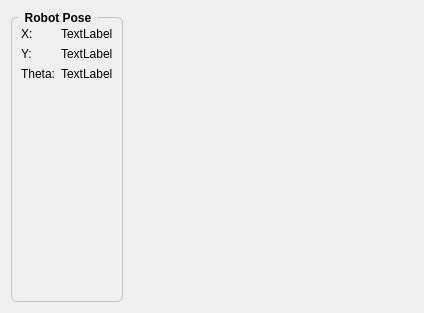
JakubHazik/amr_fleet, file amr_monitor/src/qt_widget/ClientMonitorWidget.ui: the form before one commit.
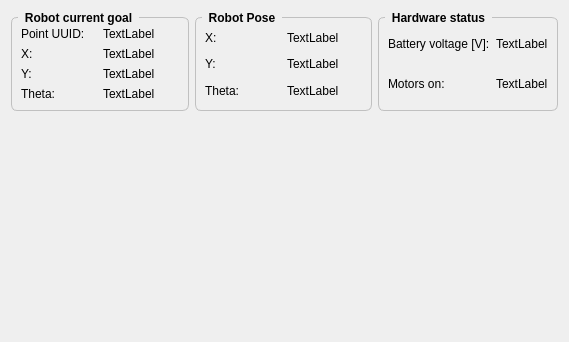
The form after the commit.

Commit message: client info monitoring message shown in UI now

Diff of the .ui file:
```diff
--- a/amr_monitor/src/qt_widget/ClientMonitorWidget.ui
+++ b/amr_monitor/src/qt_widget/ClientMonitorWidget.ui
@@ -6,8 +6,8 @@
    <rect>
     <x>0</x>
     <y>0</y>
-    <width>424</width>
-    <height>313</height>
+    <width>569</width>
+    <height>342</height>
    </rect>
   </property>
   <property name="windowTitle">
@@ -15,6 +15,89 @@
   </property>
   <layout class="QGridLayout" name="gridLayout">
    <item row="0" column="0">
+    <widget class="QGroupBox" name="groupBox_2">
+     <property name="styleSheet">
+      <string notr="true">QGroupBox {
+    font: bold;
+    border: 1px solid silver;
+    border-radius: 6px;
+    margin-top: 6px;
+}
+
+QGroupBox::title {
+    subcontrol-origin: margin;
+    left: 7px;
+    padding: 0px 5px 0px 5px;
+}</string>
+     </property>
+     <property name="title">
+      <string>Robot current goal</string>
+     </property>
+     <layout class="QVBoxLayout" name="verticalLayout_3">
+      <item>
+       <layout class="QGridLayout" name="gridLayout_3">
+        <item row="3" column="1">
+         <widget class="QLabel" name="goalTheta">
+          <property name="text">
+           <string>TextLabel</string>
+          </property>
+         </widget>
+        </item>
+        <item row="1" column="0">
+         <widget class="QLabel" name="label_3">
+          <property name="text">
+           <string>X:</string>
+          </property>
+         </widget>
+        </item>
+        <item row="3" column="0">
+         <widget class="QLabel" name="label_7">
+          <property name="text">
+           <string>Theta:</string>
+          </property>
+         </widget>
+        </item>
+        <item row="2" column="0">
+         <widget class="QLabel" name="label_5">
+          <property name="text">
+           <string>Y:</string>
+          </property>
+         </widget>
+        </item>
+        <item row="2" column="1">
+         <widget class="QLabel" name="goalY">
+          <property name="text">
+           <string>TextLabel</string>
+          </property>
+         </widget>
+        </item>
+        <item row="1" column="1">
+         <widget class="QLabel" name="goalX">
+          <property name="text">
+           <string>TextLabel</string>
+          </property>
+         </widget>
+        </item>
+        <item row="0" column="0">
+         <widget class="QLabel" name="label_8">
+          <property name="text">
+           <string>Point UUID:</string>
+          </property>
+         </widget>
+        </item>
+        <item row="0" column="1">
+         <widget class="QLabel" name="goalUuid">
+          <property name="text">
+           <string>TextLabel</string>
+          </property>
+         </widget>
+        </item>
+       </layout>
+      </item>
+     </layout>
+    </widget>
+   </item>
+   <item row="0" column="1">
     <widget class="QGroupBox" name="groupBox">
      <property name="styleSheet">
       <string notr="true">QGroupBox {
@@ -80,31 +163,73 @@
         </item>
        </layout>
       </item>
+     </layout>
+    </widget>
+   </item>
+   <item row="0" column="2">
+    <widget class="QGroupBox" name="groupBox_3">
+     <property name="styleSheet">
+      <string notr="true">QGroupBox {
+    font: bold;
+    border: 1px solid silver;
+    border-radius: 6px;
+    margin-top: 6px;
+}
+
+QGroupBox::title {
+    subcontrol-origin: margin;
+    left: 7px;
+    padding: 0px 5px 0px 5px;
+}</string>
+     </property>
+     <property name="title">
+      <string>Hardware status</string>
+     </property>
+     <layout class="QVBoxLayout" name="verticalLayout_4">
       <item>
-       <spacer name="verticalSpacer">
-        <property name="orientation">
-         <enum>Qt::Vertical</enum>
-        </property>
-        <property name="sizeHint" stdset="0">
-         <size>
-          <width>20</width>
-          <height>40</height>
-         </size>
-        </property>
-       </spacer>
+       <layout class="QGridLayout" name="gridLayout_4">
+        <item row="1" column="0">
+         <widget class="QLabel" name="label_9">
+          <property name="text">
+           <string>Motors on:</string>
+          </property>
+         </widget>
+        </item>
+        <item row="0" column="0">
+         <widget class="QLabel" name="label_12">
+          <property name="text">
+           <string>Battery voltage [V]:</string>
+          </property>
+         </widget>
+        </item>
+        <item row="1" column="1">
+         <widget class="QLabel" name="motorsOn">
+          <property name="text">
+           <string>TextLabel</string>
+          </property>
+         </widget>
+        </item>
+        <item row="0" column="1">
+         <widget class="QLabel" name="batteryVoltage">
+          <property name="text">
+           <string>TextLabel</string>
+          </property>
+         </widget>
+        </item>
+       </layout>
       </item>
      </layout>
     </widget>
    </item>
-   <item row="0" column="1">
-    <spacer name="horizontalSpacer">
+   <item row="1" column="1">
+    <spacer name="verticalSpacer_2">
      <property name="orientation">
-      <enum>Qt::Horizontal</enum>
+      <enum>Qt::Vertical</enum>
      </property>
      <property name="sizeHint" stdset="0">
       <size>
-       <width>40</width>
-       <height>20</height>
+       <width>20</width>
+       <height>40</height>
       </size>
      </property>
     </spacer>
```
The commit also changes 4 other files.
